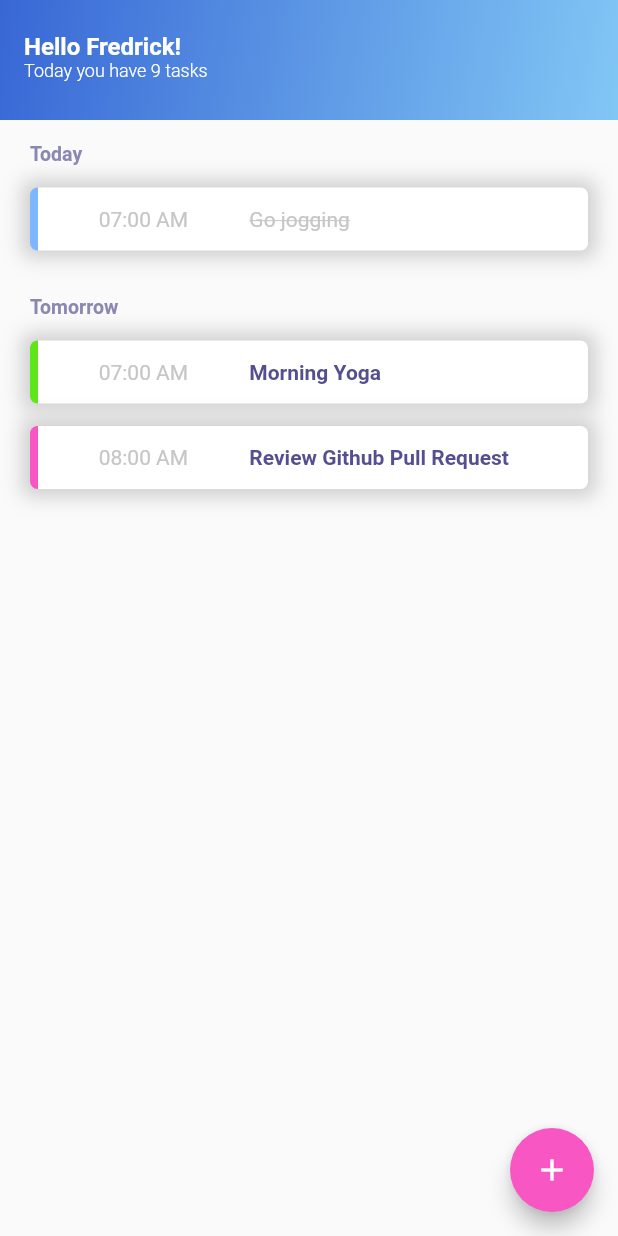
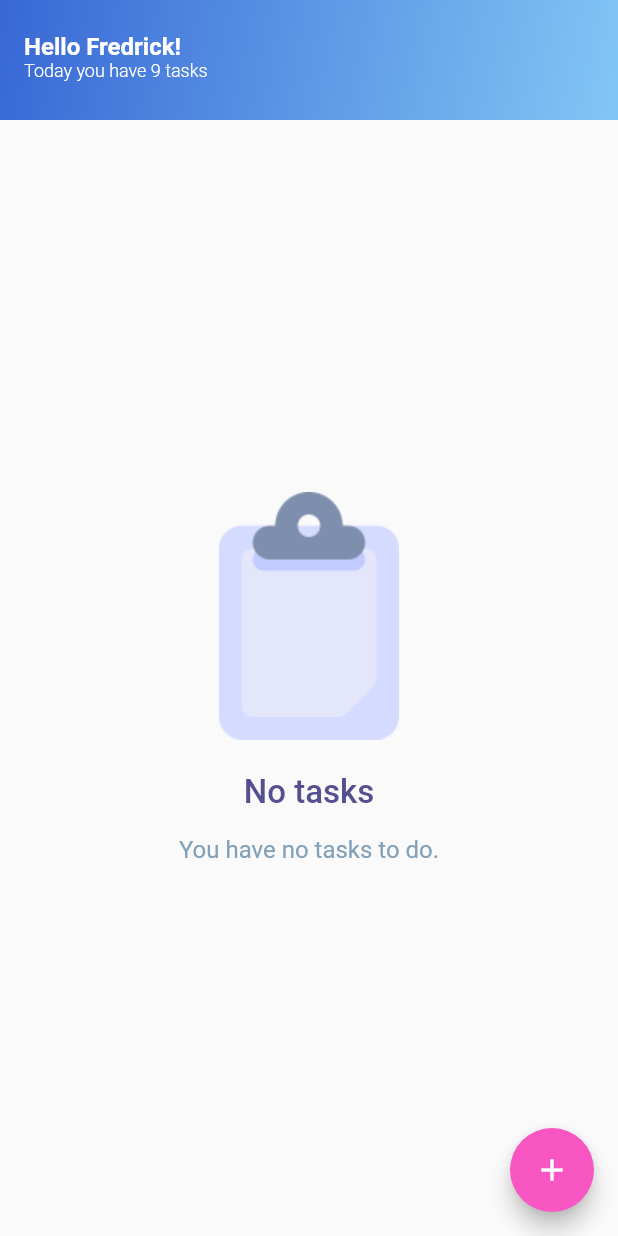
Before and after one commit to fwidjaya20/flutter-state-management, a Flutter app: the screen it shows after launch, on a phone screen of 412 x 824 dp. Run offline on Flutter 3.47's test engine with Material 2 defaults, Android fonts, the phone set to English and light mode, and no system bars; our stand-ins replace chips_choice, flutter_redux, gradient_app_bar, redux; Roboto replaces fonts that are missing (opensans); statements that could not run were skipped.

Commit message:
adding redux integration

```diff
--- /dev/null
+++ b/flutter-redux/lib/cores/constants/icon.dart
@@ -0,0 +1,3 @@
+class IconPath {
+  static const String CLIPBOARD_EMPTY = "assets/icons/clipboard-empty.png";
+}
--- /dev/null
+++ b/flutter-redux/lib/domains/todo/models/Todo.dart
@@ -0,0 +1,14 @@
+import 'package:flutter/material.dart';
+import 'package:meta/meta.dart';
+
+class Todo {
+  final String task;
+  final DateTime schedule;
+  final Color color;
+
+  Todo({
+    @required this.task,
+    @required this.schedule,
+    @required this.color
+  });
+}
--- /dev/null
+++ b/flutter-redux/lib/domains/todo/state/TodoState.dart
@@ -0,0 +1,25 @@
+import 'package:flutter_reduxpersist_arch/domains/todo/models/Todo.dart';
+import 'package:meta/meta.dart';
+
+@immutable
+class TodoState {
+  final List<Todo> todos;
+
+  TodoState({
+    @required this.todos
+  });
+
+  TodoState copyWith({
+    List<Todo> todos
+  }) {
+    return TodoState(
+      todos: todos ?? this.todos
+    );
+  }
+
+  factory TodoState.initialState() {
+    return TodoState(
+        todos: []
+    );
+  }
+}
--- a/flutter-redux/lib/features/todo/pages/TodoListPage.dart
+++ b/flutter-redux/lib/features/todo/pages/TodoListPage.dart
@@ -1,7 +1,7 @@
 import 'package:flutter/material.dart';
 import 'package:flutter_reduxpersist_arch/cores/colors/CustomColor.dart';
 import 'package:flutter_reduxpersist_arch/features/todo/widgets/TodoAppBar.dart';
-import 'package:flutter_reduxpersist_arch/features/todo/widgets/TodoListItem.dart';
+import 'package:flutter_reduxpersist_arch/features/todo/widgets/TodoListView.dart';
 
 class TodoListPage extends StatelessWidget {
 
@@ -9,36 +9,7 @@ class TodoListPage extends StatelessWidget {
   Widget build(BuildContext context) {
     return Scaffold(
       appBar: TodoAppbar(),
-      body: Container(
-        child: ListView(
-          scrollDirection: Axis.vertical,
-          children: [
-            Container(
-              margin: EdgeInsets.only(top: 15, left: 20, bottom: 15),
-              child: Text(
-                'Today',
-                style: TextStyle(
-                  fontSize: 13,
-                  fontWeight: FontWeight.w600,
-                  color: CustomColors.TextSubHeader),
-              ),
-            ),
-            TodoListItem(time: '07:00 AM', task: 'Go jogging', isCompleted: true, color: CustomColors.BlueLight),
-            Container(
-              margin: EdgeInsets.only(top: 15, left: 20, bottom: 15),
-              child: Text(
-                'Tomorrow',
-                style: TextStyle(
-                  fontSize: 13,
-                  fontWeight: FontWeight.w600,
-                  color: CustomColors.TextSubHeader),
-              ),
-            ),
-            TodoListItem(time: '07:00 AM', task: 'Morning Yoga', isCompleted: false, color: CustomColors.GreenLight),
-            TodoListItem(time: '08:00 AM', task: 'Review Github Pull Request', isCompleted: false, color: CustomColors.PurpleLight),
-          ],
-        )
-      ),
+      body: TodoListView(),
       floatingActionButton: FloatingActionButton(
         backgroundColor: CustomColors.PurpleLight,
         child: Icon(Icons.add),
--- a/flutter-redux/lib/features/todo/widgets/TodoListItem.dart
+++ b/flutter-redux/lib/features/todo/widgets/TodoListItem.dart
@@ -18,7 +18,7 @@ class TodoListItem extends StatelessWidget {
   @override
   Widget build(BuildContext context) {
     return Container(
-      margin: EdgeInsets.fromLTRB(20, 0, 20, 15),
+      margin: EdgeInsets.fromLTRB(16, 0, 16, 15),
       padding: EdgeInsets.fromLTRB(5, 13, 5, 13),
       child: Row(
         mainAxisAlignment: MainAxisAlignment.spaceEvenly,
--- /dev/null
+++ b/flutter-redux/lib/features/todo/widgets/TodoListView.dart
@@ -0,0 +1,69 @@
+import 'package:flutter/material.dart';
+import 'package:flutter_redux/flutter_redux.dart';
+import 'package:flutter_reduxpersist_arch/cores/colors/CustomColor.dart';
+import 'package:flutter_reduxpersist_arch/cores/constants/icon.dart';
+import 'package:flutter_reduxpersist_arch/domains/todo/models/Todo.dart';
+import 'package:flutter_reduxpersist_arch/domains/todo/state/TodoState.dart';
+import 'package:flutter_reduxpersist_arch/features/todo/widgets/TodoListItem.dart';
+import 'package:flutter_reduxpersist_arch/store.dart';
+import 'package:intl/intl.dart';
+import 'package:redux/redux.dart';
+
+class TodoListView extends StatelessWidget {
+
+  @override
+  Widget build(BuildContext context) {
+    return StoreConnector<AppState, TodoState>(
+      converter: (Store<AppState> store) => store.state.todoState,
+      builder: (BuildContext context, TodoState state) {
+        if (state.todos.isEmpty) {
+          return Center(
+            child: Column(
+              mainAxisAlignment: MainAxisAlignment.center,
+              crossAxisAlignment: CrossAxisAlignment.center,
+              children: [
+                Image.asset(IconPath.CLIPBOARD_EMPTY),
+                SizedBox(height: 22.0),
+                Text(
+                  'No tasks',
+                  style: TextStyle(
+                    fontSize: 22.0,
+                    fontWeight: FontWeight.w500,
+                    color: CustomColors.TextHeader
+                  ),
+                ),
+                SizedBox(height: 16.0),
+                Text(
+                  'You have no tasks to do.',
+                  style: TextStyle(
+                    fontSize: 16.0,
+                    fontWeight: FontWeight.w400,
+                    color: CustomColors.TextBody,
+                    fontFamily: 'opensans'
+                  ),
+                ),
+              ],
+            ),
+          );
+        }
+
+        return ListView.builder(
+          padding: EdgeInsets.only(top: 16.0),
+          scrollDirection: Axis.vertical,
+          itemCount: state.todos.length,
+          itemBuilder: (BuildContext context, int index) {
+            final Todo todo = state.todos.elementAt(index);
+
+            return TodoListItem(
+              time: new DateFormat('E, dd MMM y hh:mm a').format(todo.schedule),
+              task: todo.task,
+              isCompleted: false,
+              color: todo.color
+            );
+          }
+        );
+      },
+    );
+  }
+
+}
--- a/flutter-redux/lib/store.dart
+++ b/flutter-redux/lib/store.dart
@@ -1,6 +1,39 @@
+import 'package:flutter_reduxpersist_arch/domains/todo/reducer/TodoReducer.dart';
+import 'package:flutter_reduxpersist_arch/domains/todo/state/TodoState.dart';
 import 'package:meta/meta.dart';
+import 'package:redux/redux.dart';
 
 @immutable
 class AppState {
+  TodoState todoState;
 
+  AppState({
+    this.todoState
+  });
+
+  AppState copyWith({
+    TodoState todoState
+  }) {
+    return AppState(
+      todoState: todoState ?? this.todoState
+    );
+  }
+
+  factory AppState.initialState() {
+    return AppState(
+      todoState: TodoState.initialState()
+    );
+  }
 }
+
+AppState appReducer(AppState state, dynamic action) => AppState(
+  todoState: todoReducer(state.todoState, action),
+);
+
+Store<AppState> createStore() {
+  return Store<AppState>(
+    appReducer,
+    initialState: AppState.initialState(),
+    middleware: []
+  );
+}
--- a/flutter-redux/pubspec.yaml
+++ b/flutter-redux/pubspec.yaml
@@ -13,6 +13,7 @@ dependencies:
   flutter_redux: 0.7.0
   gradient_app_bar: 0.1.3
   chips_choice: 2.0.1
+  intl: ^0.16.1
 
   cupertino_icons: ^1.0.0
 
```
Also changed, not shown: flutter-redux/lib/domains/todo/actions/SetTodoListAction.dart (added, +7 -0 lines), flutter-redux/lib/domains/todo/reducer/TodoReducer.dart (added, +11 -0 lines), flutter-redux/lib/features/todo/pages/AddTodoPage.dart (+22 -6 lines), flutter-redux/lib/main.dart (+11 -1 lines), flutter-redux/pubspec.lock.
